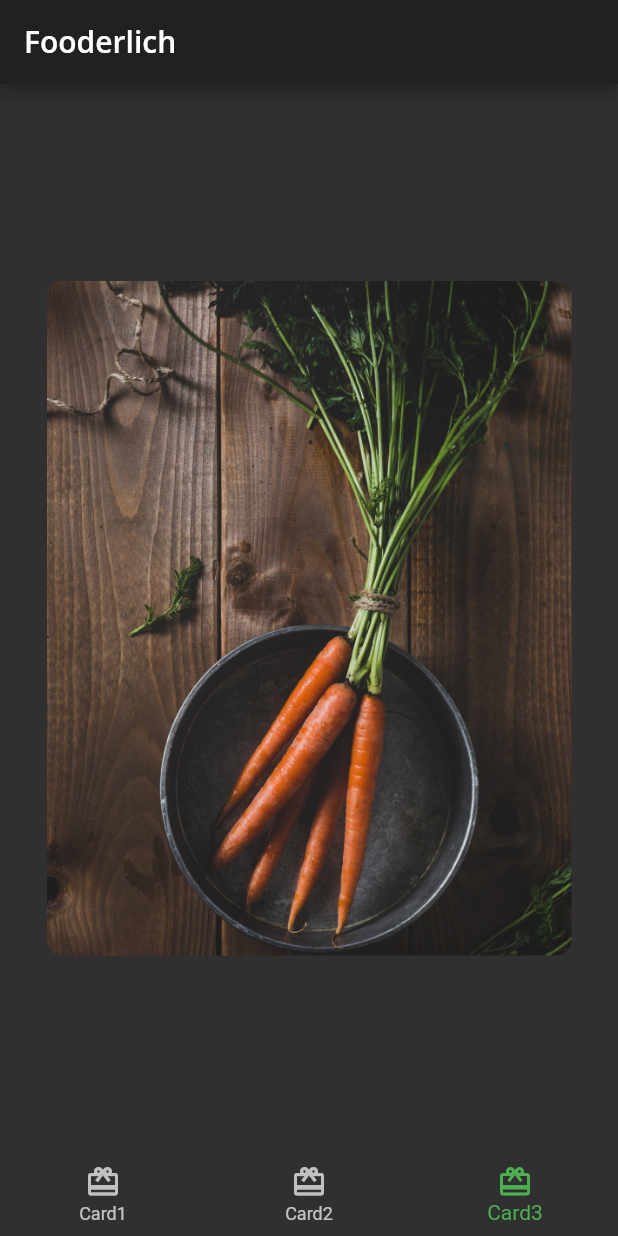
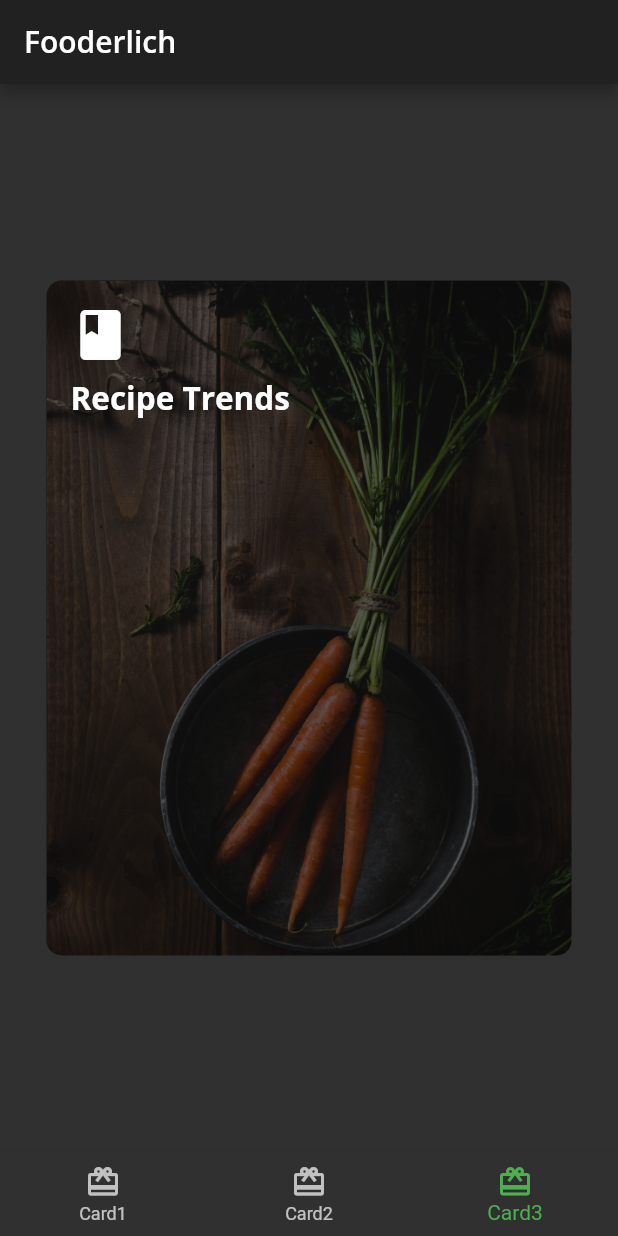
Before and after one commit to maquadir/Flutter_Widgets, a Flutter app: the screen it shows after launch, item 3 of the bottom bar chosen, on a phone screen of 412 x 824 dp. Run offline on Flutter 3.47's test engine with Material 2 defaults, Android fonts, the phone set to English and light mode, and no system bars; our stand-ins replace google_fonts.

Commit message:
start of card3.dart

```diff
--- a/lib/card3.dart
+++ b/lib/card3.dart
@@ -1,4 +1,7 @@
 import 'package:flutter/cupertino.dart';
+import 'package:flutter/material.dart';
+
+import 'fooderlich_theme.dart';
 
 class Card3 extends StatelessWidget {
   const Card3({super.key});
@@ -14,7 +17,33 @@ class Card3 extends StatelessWidget {
                     image: AssetImage('assets/mag2.png'), fit: BoxFit.cover),
                 borderRadius: BorderRadius.all(Radius.circular(10.0))),
             child: Stack(
-              children: [],
+              children: [
+                Container(
+                  decoration: BoxDecoration(
+                    color: Colors.black.withOpacity(0.6),
+                    borderRadius: const BorderRadius.all(Radius.circular(10.0)),
+                  ),
+                ),
+                Container(
+                  padding: const EdgeInsets.all(16),
+                  child: Column(
+                    crossAxisAlignment: CrossAxisAlignment.start,
+                    children: [
+                      const Icon(
+                        Icons.book,
+                        color: Colors.white,
+                        size: 40,
+                      ),
+                      const SizedBox(height: 8),
+                      Text(
+                        'Recipe Trends',
+                        style: FooderlichTheme.darkTextTheme.headline2,
+                      ),
+                      const SizedBox(height: 30),
+                    ],
+                  ),
+                ),
+              ],
             )));
   }
 }
```
